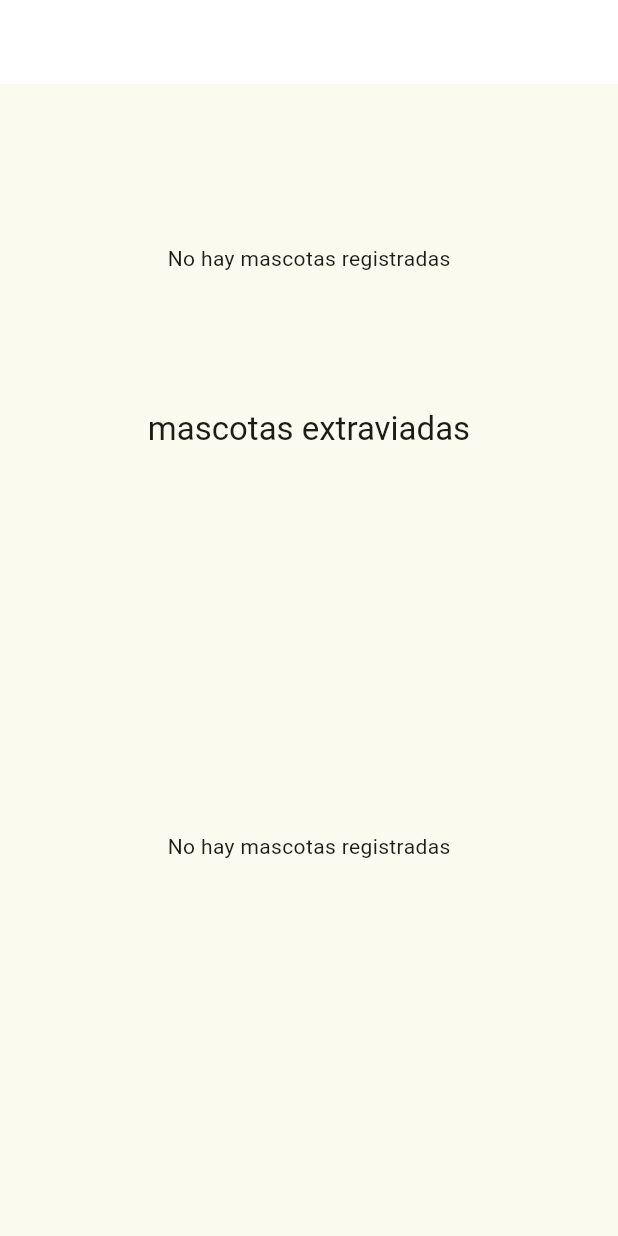
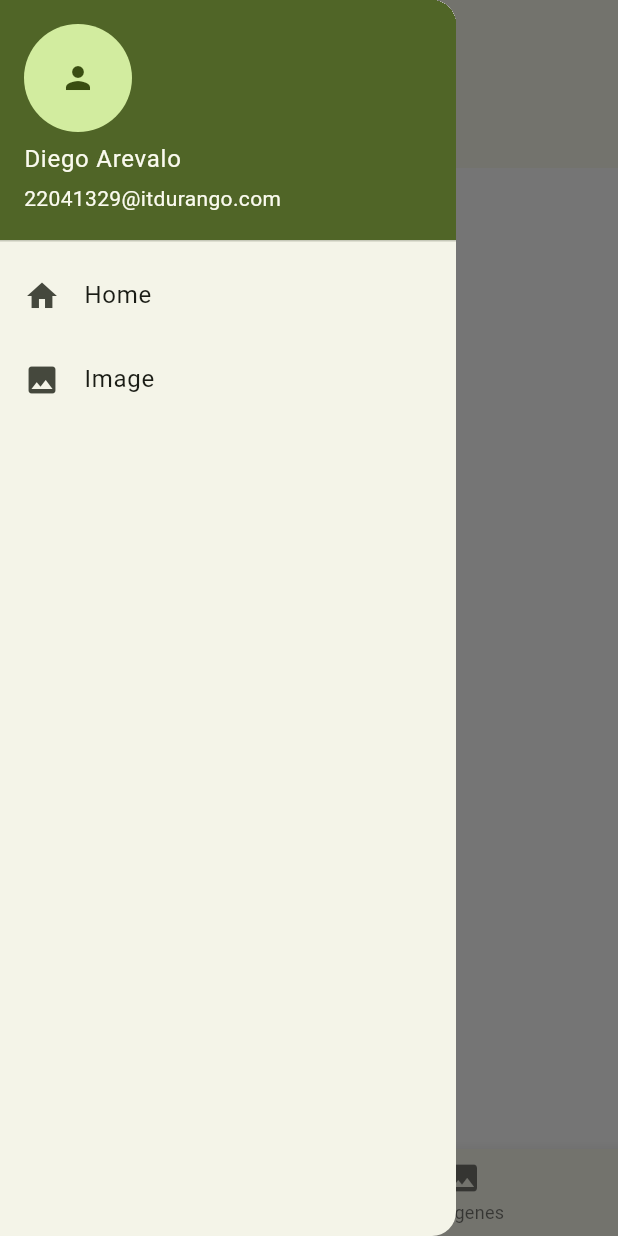
Before and after one commit to Diego11304/adopcionesbd2, a Flutter app: the screen it shows after launch, with the side drawer open (before the commit the screen has no drawer), on a phone screen of 412 x 824 dp. Run offline on Flutter 3.47's test engine with Material 3 defaults, Android fonts, the phone set to English and light mode, and no system bars; our stand-ins replace image_picker, supabase_flutter; accounts and stored records are empty.

Commit message:
Sexto commit

```diff
--- a/lib/class/homescreen.dart
+++ b/lib/class/homescreen.dart
@@ -3,107 +3,83 @@ import 'package:supabase_flutter/supabase_flutter.dart';
 import '../model/mascota.dart';
 import 'cards.dart';
 
-class HomeScreen extends StatelessWidget{
-  HomeScreen({super.key});
+class HomeScreen extends StatefulWidget {
+  const HomeScreen({super.key});
 
-  Future<List<Mascota>> consultaMascotas(String estado) async{
+  @override
+  State<HomeScreen> createState() => _HomeScreenState();
+}
+
+class _HomeScreenState extends State<HomeScreen> {
   final supabase = Supabase.instance.client;
-    final response = await supabase
-      .from('mascota')
-      .select();
-    return (response as List)
-        .map((item)=>Mascota.fromMap(item))
-        .toList();
+
+  Future<List<Mascota>> consultaMascotas() async {
+    final response = await supabase.from('mascota').select();
+    return (response as List).map((item) => Mascota.fromMap(item)).toList();
   }
 
   @override
   Widget build(BuildContext context) {
     return Scaffold(
+      backgroundColor: Colors.white,
       appBar: AppBar(
-        title: Text('Adopta una huella', style: TextStyle(color: Colors.white),
+        title: const Text('Adopta una huella', style: TextStyle(fontWeight: FontWeight.bold)),
+        centerTitle: true,
       ),
-        centerTitle: true,
-        backgroundColor: Colors.white,
+      body: SingleChildScrollView(
+        child: Padding(
+          padding: const EdgeInsets.all(20),
+          child: Column(
+            crossAxisAlignment: CrossAxisAlignment.start,
+            children: [
+              _buildSeccion('Mascotas en adopción'),
+              const SizedBox(height: 15),
+              _buildCarrusel(),
+              const SizedBox(height: 40),
+              _buildSeccion('Mascotas extraviadas'),
+              const SizedBox(height: 15),
+              _buildCarrusel(),
+            ],
           ),
-      body: Padding(
-          padding: EdgeInsets.all(16),
-          child: Column(
-            children: [
-              SizedBox(
-                height: 200,
+        ),
+      ),
+    );
+  }
+
+  Widget _buildSeccion(String titulo) {
+    return Text(
+      titulo,
+      style: const TextStyle(fontSize: 24, fontWeight: FontWeight.bold),
+    );
+  }
+
+  Widget _buildCarrusel() {
+    return SizedBox(
+      height: 350, // Altura amplia para que la imagen no se encoja
       child: FutureBuilder<List<Mascota>>(
-                    future: consultaMascotas('adopcion'),
-                    builder: (context,snapshot){
-                      if (snapshot.connectionState==ConnectionState.waiting){
-                        return Center(child: CircularProgressIndicator(),);
+        future: consultaMascotas(),
+        builder: (context, snapshot) {
+          if (snapshot.connectionState == ConnectionState.waiting) {
+            return const Center(child: CircularProgressIndicator());
           }
-                      if (snapshot.hasError){
-                        return Center(child: Text ('Error: ${snapshot.error}'),);
-                      }
-                      final mascotas =snapshot.data??[];
-                      if (mascotas.isEmpty){
-                        return Center(child: Text('No hay mascotas registradas'),);
-                      }
+          final mascotas = snapshot.data ?? [];
 
           return ListView.builder(
             scrollDirection: Axis.horizontal,
+            physics: const BouncingScrollPhysics(), // Rebote natural
             itemCount: mascotas.length,
-                        itemBuilder: (context, index){
+            itemBuilder: (context, index) {
               return Container(
-                            width: 160,
-                            margin: const EdgeInsets.only(right: 12),
-                            child: MascotaCard(mascota: mascotas[index],),
-                          );
-                        },
-                      );
-                    }
+                width: 280, // Ancho mayor para que se vea bien en Web
+                margin: const EdgeInsets.only(right: 20),
+                child: MascotaCard(
+                  mascota: mascotas[index],
+                  onActionComplete: () => setState(() {}),
                 ),
-              ),
-              Text('mascotas extraviadas', style: Theme.of(context).textTheme.titleLarge),
-              SizedBox(height: 20,),
-              Expanded(
-                  child: FutureBuilder<List<Mascota>>(
-                    future: consultaMascotas('Extraviado'),
-                    builder: (context,snapshot){
-                      if (snapshot.connectionState==ConnectionState.waiting){
-                        return Center(child: CircularProgressIndicator(),);
-                      }
-                      if (snapshot.hasError){
-                        return Center(child: Text ('Error: ${snapshot.error}'),);
-                      }
-                      final mascotas =snapshot.data??[];
-                      if (mascotas.isEmpty){
-                        return Center(child: Text('No hay mascotas registradas'),);
-                      }
-                      return ListView.builder(
-                        scrollDirection: Axis.horizontal,
-                        itemCount: mascotas.length,
-                        itemBuilder: (context, index){
-                          return Container(
-                            width: 160,
-                            margin: const EdgeInsets.only(right: 12),
-                            child: MascotaCard(mascota: mascotas[index],),
               );
             },
           );
         },
-                  )
-              )
-            ],
-          )
-        /* GridView.builder(
-        itemCount: mascotas.length,
-          gridDelegate: SliverGridDelegateWithFixedCrossAxisCount(
-              crossAxisCount: 2,
-            mainAxisSpacing: 16,
-            crossAxisSpacing: 16,
-            childAspectRatio: 0.75,
-          ),
-          itemBuilder: (context, index){
-          return MascotaCard(mascota: mascotas[index]);
-        },
-
-        ),*/
       ),
     );
   }
--- /dev/null
+++ b/lib/class/initscreen.dart
@@ -0,0 +1,90 @@
+import 'package:flutter/material.dart';
+import 'homescreen.dart';
+import 'imagescreen.dart';
+
+class InitScreen extends StatefulWidget {
+  const InitScreen({Key? key}) : super(key: key);
+
+  @override
+  State<InitScreen> createState() => _InitScreenState();
+}
+
+class _InitScreenState extends State<InitScreen> {
+  int _selectedIndex = 0;
+
+  final List<Widget> _screens = [
+    HomeScreen(),
+    ImageScreen(),
+  ];
+
+  void _onItemTapped(int index) {
+    setState(() {
+      _selectedIndex = index;
+    });
+  }
+
+  void _navigateFromDrawer(int index) {
+    Navigator.pop(context);
+    setState(() {
+      _selectedIndex = index;
+    });
+  }
+
+  @override
+  Widget build(BuildContext context) {
+    return Scaffold(
+      appBar: AppBar(
+        title: const Text("ADOPCIONES"),
+      ),
+      drawer: Drawer(
+        child: ListView(
+          children: [
+            const UserAccountsDrawerHeader(
+              accountName: Text("Diego Arevalo"),
+              accountEmail: Text("22041329@itdurango.com"),
+              currentAccountPicture: CircleAvatar(
+                child: Icon(Icons.person),
+              ),
+            ),
+
+            ListTile(
+              leading: const Icon(Icons.home),
+              title: const Text("Home"),
+              onTap: () => _navigateFromDrawer(0),
+            ),
+
+            ListTile(
+              leading: const Icon(Icons.image),
+              title: const Text("Image"),
+              onTap: () => _navigateFromDrawer(1),
+            ),
+            /*ListTile(
+              leading: const Icon(Icons.preview),
+              title: const Text("Preview"),
+              onTap: () => _navigateFromDrawer(0),
+            ),*/
+          ],
+        ),
+      ),
+      body: _screens[_selectedIndex],
+      bottomNavigationBar: BottomNavigationBar(
+        currentIndex: _selectedIndex,
+        onTap: _onItemTapped,
+        items: const [
+          BottomNavigationBarItem(
+            icon: Icon(Icons.home),
+            label: "Home",
+          ),
+          BottomNavigationBarItem(
+            icon: Icon(Icons.image),
+            label: "Imágenes",
+          ),
+          /*BottomNavigationBarItem(
+            icon: Icon(Icons.preview),
+            label: "Preview",
+          ),*/
+        ],
+      ),
+    );
+  }
+}
--- a/lib/class/splashscreen.dart
+++ b/lib/class/splashscreen.dart
@@ -1,4 +1,5 @@
 //imports
+import 'initscreen.dart';
 import 'package:flutter/material.dart';
 import 'formscreen.dart';
 import 'homescreen.dart';
@@ -22,7 +23,7 @@ class _SplashScreenState extends State<SplashScreen>{
     Navigator.pushReplacement(
         context,
         MaterialPageRoute(builder: (_){
-          return HomeScreen();
+          return InitScreen();
         }));
   }
   );
--- a/lib/main.dart
+++ b/lib/main.dart
@@ -1,32 +1,46 @@
-//Imports
+// Imports
+import 'package:flutter/gestures.dart'; // <--- NECESARIO PARA WEB
 import 'package:flutter/material.dart';
 import 'package:supabase_flutter/supabase_flutter.dart';
 import 'class/splashscreen.dart';
-//main
-  Future<void> main() async{
+
+// main
+Future<void> main() async {
   WidgetsFlutterBinding.ensureInitialized();
+
   await Supabase.initialize(
     url: 'https://dbitagymespruogmrncs.supabase.co',
     anonKey: 'sb_publishable_IkxjjdN1FWmCPhECgQucVw_I5wVOKL9',
   );
 
-  runApp(AdopcionesApp());
+  runApp(const AdopcionesApp());
 }
-//clase adopciones app
-class AdopcionesApp extends StatelessWidget{
-  AdopcionesApp({super.key});
+
+// clase adopciones app
+class AdopcionesApp extends StatelessWidget {
+  const AdopcionesApp({super.key});
 
   @override
   Widget build(BuildContext context) {
     return MaterialApp(
       debugShowCheckedModeBanner: false,
       title: 'Adopta',
+
+      scrollBehavior: const MaterialScrollBehavior().copyWith(
+        dragDevices: {
+          PointerDeviceKind.mouse,
+          PointerDeviceKind.touch,
+          PointerDeviceKind.stylus,
+          PointerDeviceKind.unknown,
+        },
+      ),
+
       theme: ThemeData(
         useMaterial3: true,
-        colorScheme: ColorScheme.fromSeed(seedColor: Color(0x009acd32)),
+        colorScheme: ColorScheme.fromSeed(seedColor: const Color(0xFF9ACD32)),
         fontFamily: 'Roboto',
       ),
-      home: SplashScreen(),
+      home: const SplashScreen(),
     );
   }
 }
--- a/pubspec.yaml
+++ b/pubspec.yaml
@@ -36,6 +36,8 @@ dependencies:
   cupertino_icons: ^1.0.8
   supabase_flutter: ^2.12.1
   image_picker: ^1.2.1
+  image: ^4.6.0
+  tflite_flutter: ^0.12.1
 
 dev_dependencies:
   flutter_test:
@@ -60,7 +62,8 @@ flutter:
   uses-material-design: true
 
   # To add assets to your application, add an assets section, like this:
-  # assets:
+  assets:
+    - assets/
   #   - images/a_dot_burr.jpeg
   #   - images/a_dot_ham.jpeg
 
```
Also changed, not shown: lib/class/cards.dart (+104 -20 lines), lib/class/formscreen.dart (+52 -54 lines), pubspec.lock. Lines whose indentation alone changed are shown as unchanged.
